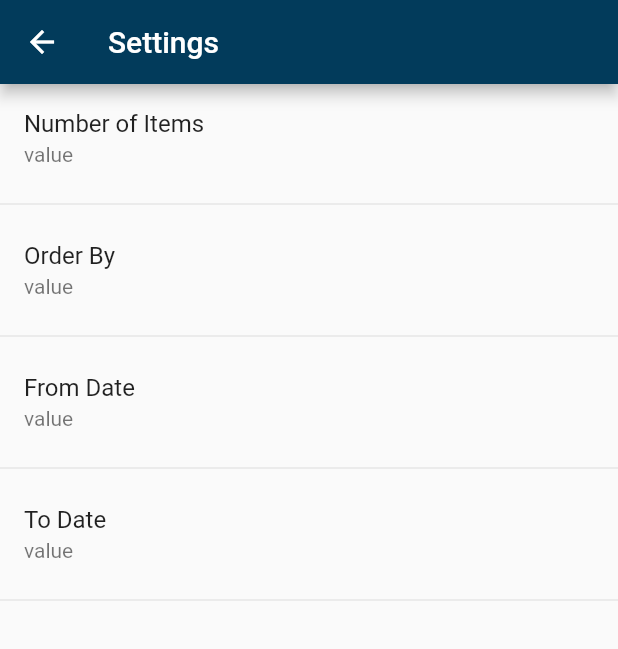
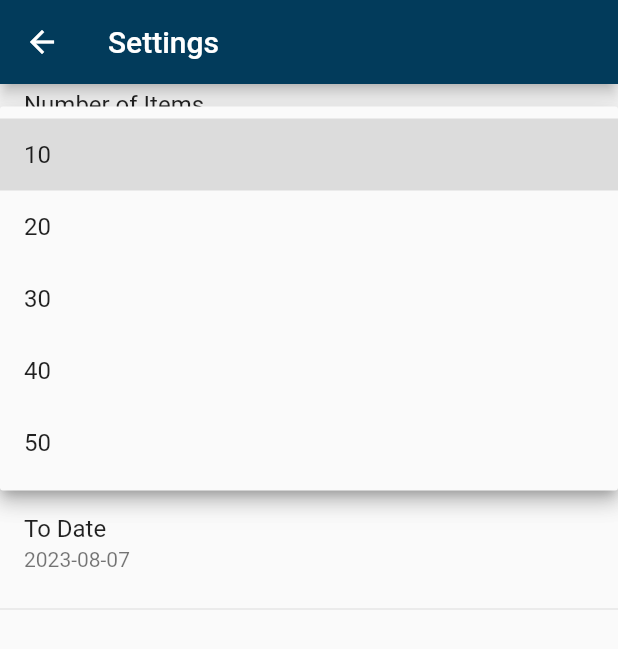
Before and after one commit to MaisamNeyaziYaseen/NewsApplication, a Flutter app: the SettingsScreen screen opened directly, after a tap on "Number of Items", on a phone screen of 412 x 824 dp. Shown: the top 649 px of the screen. Run offline on Flutter 3.47's test engine with Material 2 defaults, Android fonts, the phone set to English and light mode, and no system bars; our stand-ins replace flutter_riverpod, infinite_scroll_pagination; network calls fail.

Commit message:
final commit-adding some requirements

```diff
--- a/lib/model/news.dart
+++ b/lib/model/news.dart
@@ -25,7 +25,7 @@ class News {
     imageUrl = data['fields']['thumbnail'];
     webUrl = data['webUrl'];
     if (data['webPublicationDate'] != null) {
-      DateTime.parse(data['webPublicationDate']);
+      publicationDate = DateTime.parse(data['webPublicationDate']);
     }
   }
 }
--- a/lib/view/main_screens/settings_screen.dart
+++ b/lib/view/main_screens/settings_screen.dart
@@ -1,6 +1,6 @@
 import 'package:flutter/material.dart';
-import 'package:flutter/src/widgets/framework.dart';
 import 'package:flutter_riverpod/flutter_riverpod.dart';
+import 'package:news_application/controller/news_controller.dart';
 import 'package:news_application/view/components/settings_option_holder.dart';
 
 class SettingsScreen extends ConsumerWidget {
@@ -25,29 +25,90 @@ class SettingsScreen extends ConsumerWidget {
         ),
         body: Column(
           children: [
-            SettingsOptionsHolder(
-                option: "Number of Items", value: "value", onTap: () {}),
-            SettingsOptionsHolder(
-                option: "Order By", value: "value", onTap: () {}),
+            Column(
+              children: [
+                InkWell(
+                  onTap: () {},
+                  child: ListTile(
+                    title: Text("Number of Items"),
+                    subtitle: DropdownButton<int>(
+                      value: ref.watch(newsProvider).getPageSize,
+                      items: <int>[10, 20, 30, 40, 50]
+                          .map<DropdownMenuItem<int>>((int value) {
+                        return DropdownMenuItem<int>(
+                          value: value,
+                          child: Text(
+                            '$value',
+                          ),
+                        );
+                      }).toList(),
+                      onChanged: (int? newValue) {
+                        ref.watch(newsProvider).setPageSize(newValue ?? 10);
+                        ref.watch(newsProvider).getPagingController.refresh();
+                      },
+                    ),
+                  ),
+                ),
+                Divider()
+              ],
+            ),
+            Column(
+              children: [
+                InkWell(
+                  onTap: () {},
+                  child: ListTile(
+                    title: Text("Order By"),
+                    subtitle: DropdownButton<String>(
+                      value: ref.watch(newsProvider).getorderBy,
+                      items: <String>['newest', 'oldest', 'relevence']
+                          .map<DropdownMenuItem<String>>((String value) {
+                        return DropdownMenuItem<String>(
+                          value: value,
+                          child: Text(
+                            value,
+                          ),
+                        );
+                      }).toList(),
+                      onChanged: (String? newValue) {
+                        ref
+                            .watch(newsProvider)
+                            .setOrderBy(newValue ?? "newest");
+                        ref.watch(newsProvider).getPagingController.refresh();
+                      },
+                    ),
+                  ),
+                ),
+                Divider()
+              ],
+            ),
             SettingsOptionsHolder(
                 option: "From Date",
-                value: "value",
-                onTap: () {
-                  showDatePicker(
+                value: ref.watch(newsProvider).getFromDate.substring(0, 10),
+                onTap: () async {
+                  DateTime? newDate = await showDatePicker(
                       context: context,
-                      initialDate: DateTime.now(),
+                      initialDate:
+                          DateTime.parse(ref.watch(newsProvider).getFromDate),
                       firstDate: DateTime.parse("1990-01-01"),
                       lastDate: DateTime.now());
+                  if (newDate != null) {
+                    ref.watch(newsProvider).setFromDate(newDate.toString());
+                  }
                 }),
             SettingsOptionsHolder(
                 option: "To Date",
-                value: "value",
-                onTap: () {
-                  showDatePicker(
+                value: ref.watch(newsProvider).getToDate.substring(0, 10),
+                onTap: () async {
+                  DateTime? newDate = await showDatePicker(
                       context: context,
-                      initialDate: DateTime.now(),
+                      initialDate:
+                          DateTime.parse(ref.watch(newsProvider).getFromDate),
                       firstDate: DateTime.parse("1990-01-01"),
                       lastDate: DateTime.now());
+                  if (newDate != null) {
+                    ref.watch(newsProvider).setToDate(newDate.toString());
+                    ref.watch(newsProvider).getPagingController.refresh();
+                  }
                 }),
           ],
         ));
--- a/pubspec.yaml
+++ b/pubspec.yaml
@@ -13,6 +13,7 @@ dependencies:
   http: ^0.13.6
   flutter_riverpod: ^2.3.6
   infinite_scroll_pagination: ^3.2.0
+  url_launcher: ^6.1.11
 
 dev_dependencies:
   flutter_test:
@@ -23,4 +24,4 @@ flutter:
   uses-material-design: true
 
   assets:
-    - assets/images/
+    - assets/images/t
```
Also changed, not shown: lib/controller/news_controller.dart (+50 -6 lines), lib/services/api/news_api/search_endpoint.dart (+5 -2 lines), lib/services/api/news_api/sections_endpoint.dart (+4 -3 lines), lib/utils/constants.dart (deleted, +0 -13 lines), lib/utils/data_helper.dart (added, +17 -0 lines), lib/view/components/news_holder.dart (+15 -11 lines), lib/view/components/tab_body.dart (+10 -3 lines), pubspec.lock, 5 other files.
